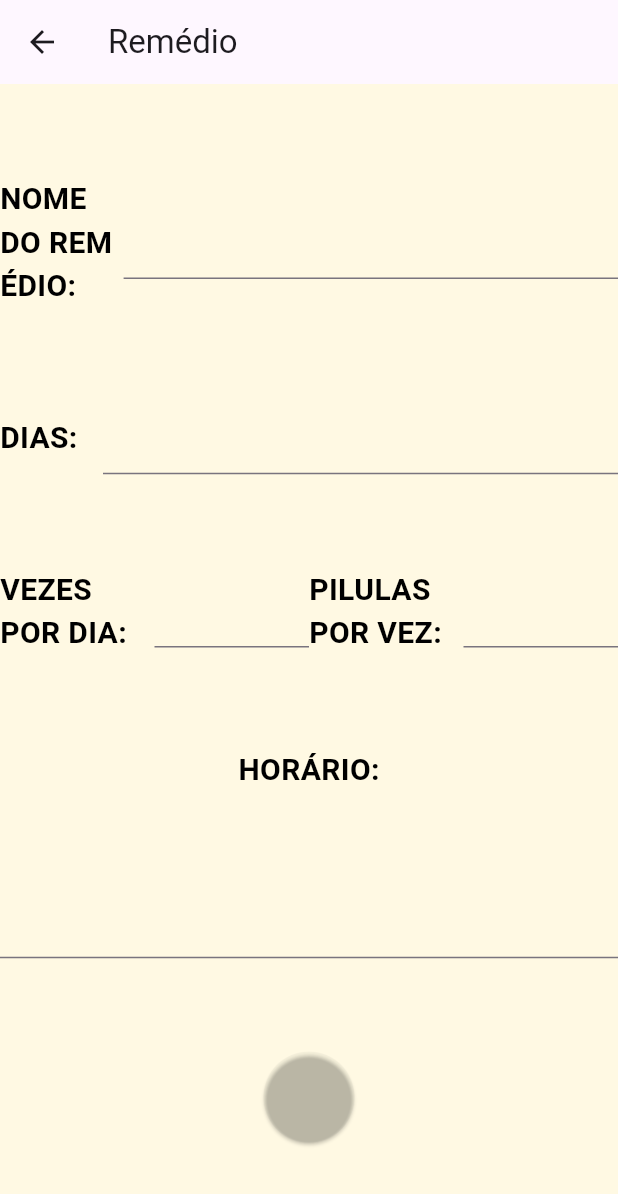
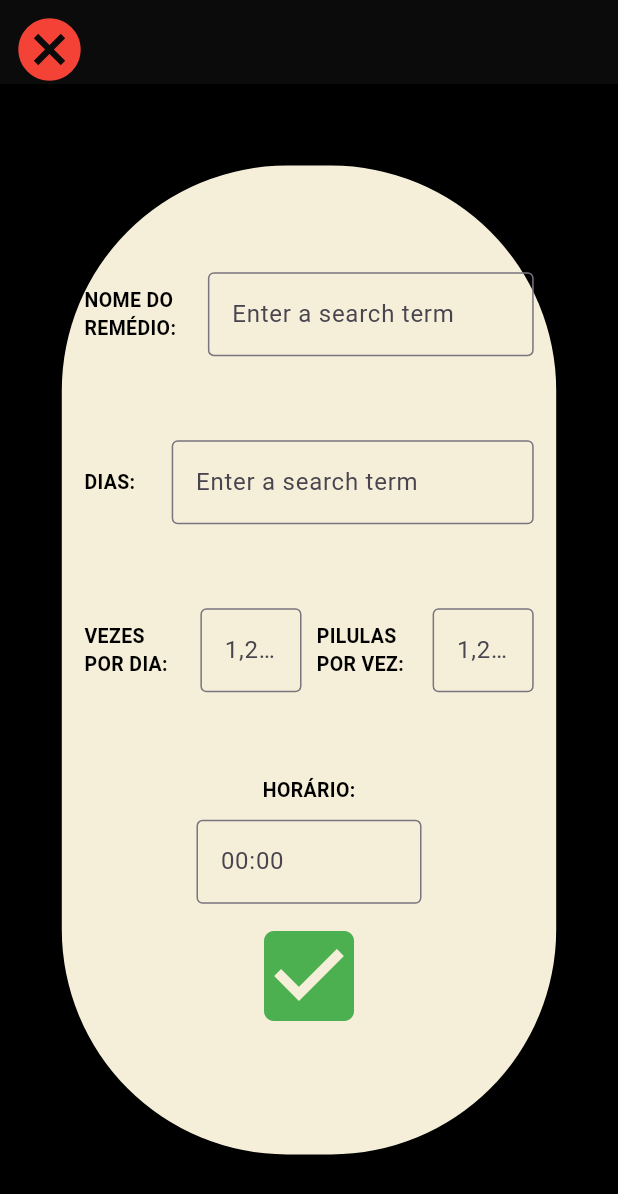
Before and after one commit to HenriqueSoares28/pillbox, a Flutter app: the EditarRemedio screen opened directly, on a phone screen of 412 x 824 dp. Shown: the top 1194 px of the screen. Run offline on Flutter 3.47's test engine with Material 3 defaults, Android fonts, the phone set to English and light mode, and no system bars.

Commit message:
refatoração do editar remedio

```diff
--- a/lib/editarRemedio.dart
+++ b/lib/editarRemedio.dart
@@ -6,14 +6,13 @@ import 'package:pillbox/navbar.dart';
 import 'dart:math' as math;
 
 import 'package:pillbox/principal.dart';
+
 class editarRemedio extends StatelessWidget {
   const editarRemedio({super.key});
 
-
   @override
   Widget build(BuildContext context) {
-    return const MaterialApp(
-    );
+    return const MaterialApp();
   }
 }
 
@@ -23,127 +22,178 @@ class EditarRemedio extends StatelessWidget {
   @override
   Widget build(BuildContext context) {
     return Scaffold(
-        backgroundColor: const Color.fromARGB(245, 255, 249, 226),
+        backgroundColor: Colors.black,
         appBar: AppBar(
-          title: const Text('Remédio'),
+          leading: IconButton(
+            icon: const Icon(
+              Icons.cancel,
+              color: Colors.red,
+              size: 50,
             ),
-        body: Column(
+            onPressed: () {
+              Navigator.pop(context);
+            },
+          ),
+          backgroundColor: const Color.fromARGB(255, 11, 11, 11),
+          foregroundColor: Colors.white,
+        ),
+        body: Center(
+          child: Container(
+            padding: const EdgeInsets.all(5),
+            width: MediaQuery.of(context).size.width * 0.8,
+            height: MediaQuery.of(context).size.height * 0.8,
+            decoration: BoxDecoration(
+              color: const Color.fromARGB(245, 255, 249, 226),
+              borderRadius: BorderRadius.circular(150),
+            ),
+            child: Padding(
+              padding: const EdgeInsets.all(10),
+              child: Column(
                 mainAxisAlignment: MainAxisAlignment.spaceEvenly,
                 crossAxisAlignment: CrossAxisAlignment.center,
                 children: <Widget>[
-            new Row(
+                  Row(
                     children: [
-                Expanded(
+                      const Expanded(
                         flex: 1,
                         child: Text(
                           'NOME DO REMÉDIO:',
                           style: TextStyle(
-                      fontSize: 20,
+                            fontSize: 13,
                             fontWeight: FontWeight.bold,
                             color: Colors.black,
                           ),
                         ),
                       ),
+                      const SizedBox(width: 10),
                       Expanded(
-                  flex: 4,
-                  child: TextField(
-                      // Suas propriedades do TextField aqui
+                        flex: 3,
+                        child: TextFormField(
+                          decoration: const InputDecoration(
+                            border: OutlineInputBorder(),
+                            hintText: 'Enter a search term',
+                          ),
                         ),
                       ),
                     ],
                   ),
-            new Row(
+                  Row(
                     children: [
-                Expanded(
+                      const Expanded(
                         flex: 1,
                         child: Text(
                           'DIAS:',
                           style: TextStyle(
-                      fontSize: 20,
+                            fontSize: 13,
                             fontWeight: FontWeight.bold,
                             color: Colors.black,
                           ),
                         ),
                       ),
+                      const SizedBox(width: 10),
                       Expanded(
                         flex: 5,
-                  child: TextField(
-                      // Suas propriedades do TextField aqui
+                        child: TextFormField(
+                          decoration: const InputDecoration(
+                            border: OutlineInputBorder(),
+                            hintText: 'Enter a search term',
+                          ),
                         ),
                       ),
                     ],
                   ),
-            new Row(
+                  Row(
                     children: [
-                Expanded(
+                      const Expanded(
                         flex: 2,
                         child: Text(
                           'VEZES POR DIA:',
                           style: TextStyle(
-                      fontSize: 20,
+                            fontSize: 13,
                             fontWeight: FontWeight.bold,
                             color: Colors.black,
                           ),
                         ),
                       ),
+                      const SizedBox(width: 10),
                       Expanded(
                         flex: 2,
-                  child: TextField(
-                      // Suas propriedades do TextField aqui
+                        child: TextFormField(
+                          keyboardType: TextInputType.number,
+                          decoration: const InputDecoration(
+                            border: OutlineInputBorder(),
+                            hintText: '1,2...',
                           ),
                         ),
-                Expanded(
+                      ),
+                      const SizedBox(width: 10),
+                      const Expanded(
                         flex: 2,
                         child: Text(
                           'PILULAS POR VEZ:',
                           style: TextStyle(
-                      fontSize: 20,
+                            fontSize: 13,
                             fontWeight: FontWeight.bold,
                             color: Colors.black,
                           ),
                         ),
                       ),
+                      const SizedBox(width: 10),
                       Expanded(
                         flex: 2,
-                  child: TextField(
-                      // Suas propriedades do TextField aqui
+                        child: TextFormField(
+                          keyboardType: TextInputType.number,
+                          decoration: const InputDecoration(
+                            border: OutlineInputBorder(),
+                            hintText: '1,2...',
+                          ),
                         ),
                       ),
                     ],
                   ),
-            Text(
+                  Column(
+                    children: [
+                      const Text(
                         'HORÁRIO:',
                         style: TextStyle(
-                fontSize: 20,
+                          fontSize: 13,
                           fontWeight: FontWeight.bold,
                           color: Colors.black,
                         ),
                       ),
-            TextField(
-                // Suas propriedades do TextField aqui
+                      const SizedBox(height: 10),
+                      SizedBox(
+                        width: 150,
+                        child: TextFormField(
+                          keyboardType: TextInputType.datetime,
+                          decoration: const InputDecoration(
+                            border: OutlineInputBorder(),
+                            hintText: '00:00',
                           ),
-            ElevatedButton(
+                        ),
+                      ),
+                      IconButton(
+                        icon: const Icon(
+                          Icons.check_box,
+                          color: Colors.green,
+                          size: 80,
+                        ),
                         onPressed: () {
                           // Abra o contêiner de visualização de remédio
                           Navigator.push(
                             context,
                             MaterialPageRoute(
-                      builder: (context) => PagPrincipal()), // Certifique-se de ter o VisualizarRemedio implementado corretamente
+                                builder: (context) =>
+                                    PagPrincipal()), // Certifique-se de ter o VisualizarRemedio implementado corretamente
                           );
                         },
-              style: ElevatedButton.styleFrom(
-                foregroundColor: const Color.fromARGB(47, 20, 68, 128),
-                backgroundColor: const Color.fromARGB(
-                    0, 0, 0, 0), // Cor do botão quando pressionado
-                shape: const CircleBorder(), // Formato circular
-                minimumSize: const Size(50, 60), // Tamanho mínimo do botão
                       ),
-              child: const SizedBox(
-                width: 30,
-                height: 60,
+                    ],
+                  ),
+                ],
               ),
             ),
-          ],
+          ),
         ));
   }
 }
--- a/lib/main.dart
+++ b/lib/main.dart
@@ -4,14 +4,10 @@ import 'principal.dart';
 void main() => runApp(const MyApp());
 
 class MyApp extends StatelessWidget {
-
   const MyApp({super.key});
 
   @override
   Widget build(BuildContext context) {
-    return new MaterialApp(
-
-      home: new PagPrincipal()
-      );
+    return MaterialApp(home: PagPrincipal());
   }
 }
```
Lines whose indentation alone changed are shown as unchanged.
